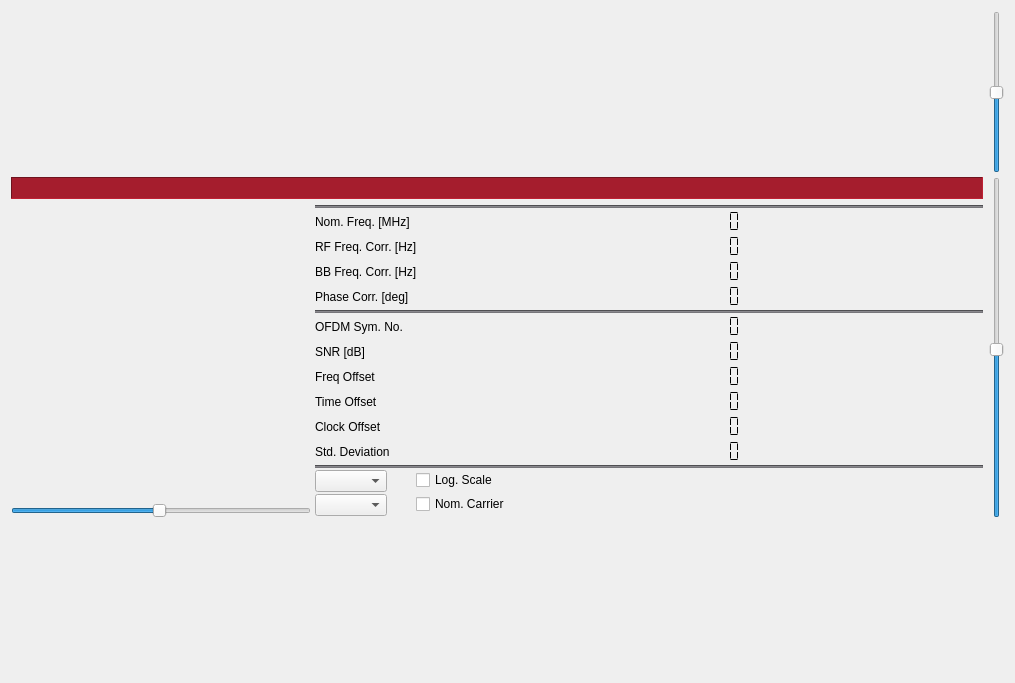
This is forms/scopewidget.ui in tomneda/DABstar as Qt 5 draws it before an edit. The edited form follows.
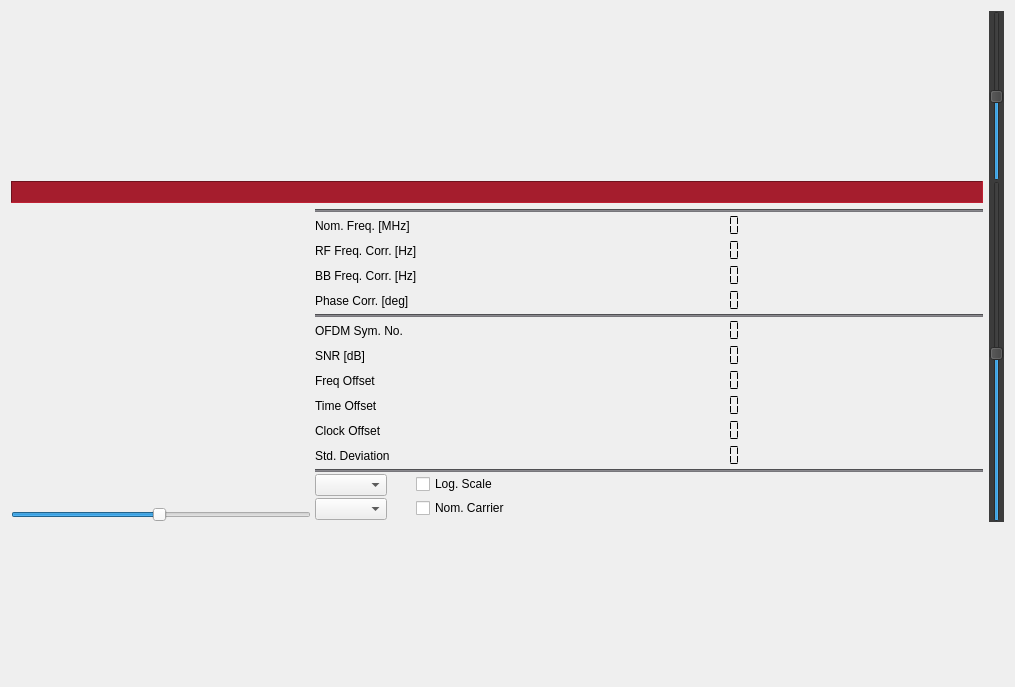
This is the edited form. Custom widgets are drawn as their Qt base class.

Commit message: Refine scope widget

```diff
--- a/forms/scopewidget.ui
+++ b/forms/scopewidget.ui
@@ -7,7 +7,7 @@
     <x>0</x>
     <y>0</y>
     <width>1015</width>
-    <height>683</height>
+    <height>687</height>
    </rect>
   </property>
   <property name="windowTitle">
@@ -16,8 +16,11 @@
   <layout class="QVBoxLayout" name="verticalLayout_3">
    <item>
     <layout class="QGridLayout" name="gridLayout_2">
+     <property name="horizontalSpacing">
+      <number>6</number>
+     </property>
      <property name="verticalSpacing">
-      <number>4</number>
+      <number>0</number>
      </property>
      <item row="0" column="0">
       <layout class="QHBoxLayout" name="horizontalLayout_3">
@@ -42,6 +45,9 @@
       <layout class="QHBoxLayout" name="horizontalLayout">
        <item>
         <widget class="QSlider" name="scopeAmplification">
+         <property name="styleSheet">
+          <string notr="true">background-color: rgb(60,60,60);</string>
+         </property>
          <property name="minimum">
           <number>1</number>
          </property>
@@ -93,15 +99,18 @@
        <property name="frameShadow">
         <enum>QFrame::Sunken</enum>
        </property>
-       <property name="indent">
-        <number>-1</number>
-       </property>
       </widget>
      </item>
      <item row="1" column="1" rowspan="3">
       <layout class="QHBoxLayout" name="horizontalLayout_2">
+       <property name="topMargin">
+        <number>0</number>
+       </property>
        <item>
         <widget class="QSlider" name="dabWaterfallAmplitude">
+         <property name="styleSheet">
+          <string notr="true">background-color: rgb(60,60,60);</string>
+         </property>
          <property name="minimum">
           <number>1</number>
          </property>
@@ -140,6 +149,9 @@
        <property name="sizeConstraint">
         <enum>QLayout::SetFixedSize</enum>
        </property>
+       <property name="topMargin">
+        <number>4</number>
+       </property>
        <item>
         <layout class="QVBoxLayout" name="verticalLayout">
          <item>
@@ -587,6 +599,9 @@
      </item>
      <item row="4" column="0" colspan="2">
       <layout class="QHBoxLayout" name="horizontalLayout_5">
+       <property name="topMargin">
+        <number>4</number>
+       </property>
        <item>
         <widget class="QwtPlot" name="phaseCarrPlot">
          <property name="minimumSize">
```
Left out of the diff: 3 changed lines with no effect on the pictures.
